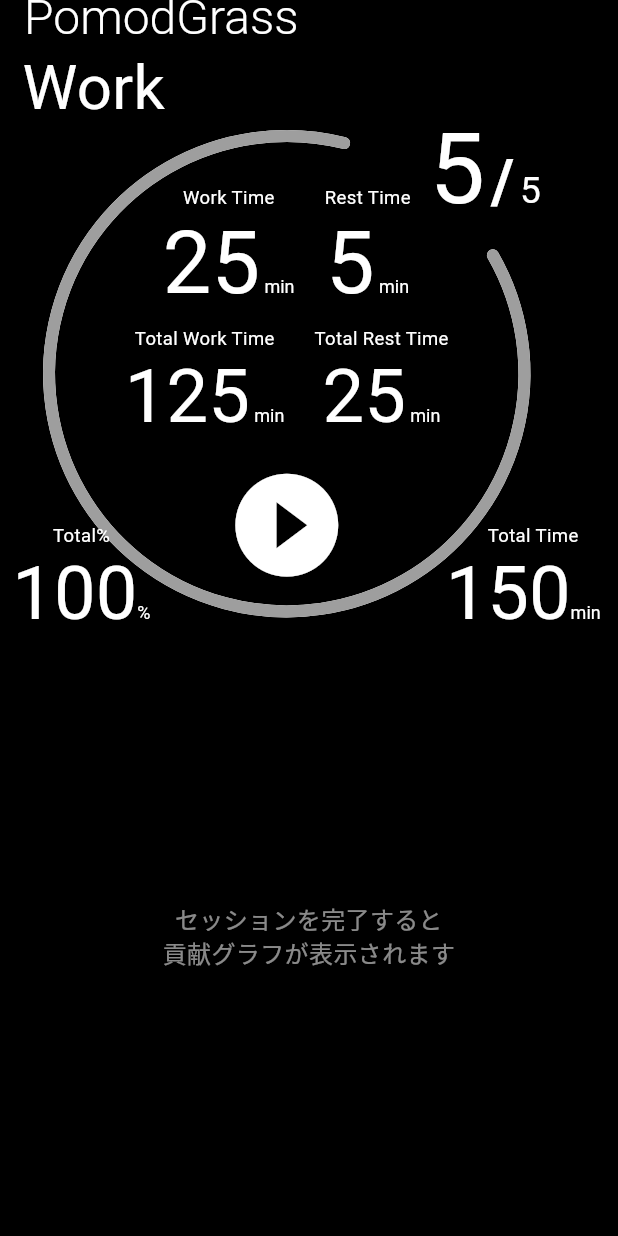
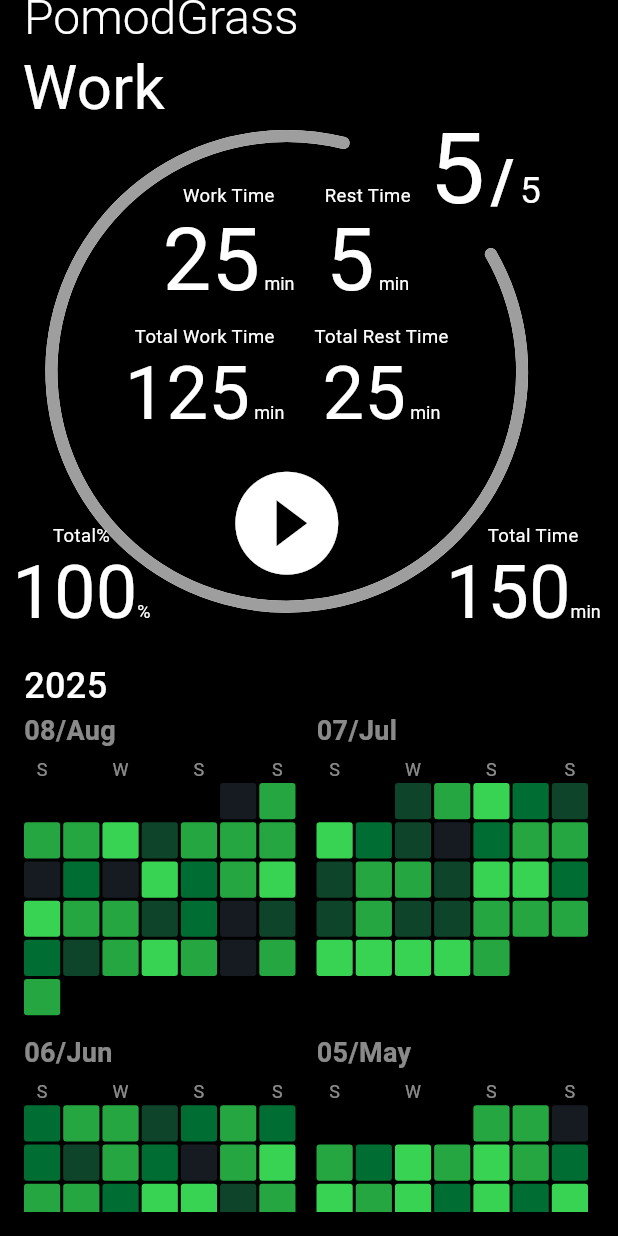
Before and after one commit to KoukiMori/pomodd_kusa, a Flutter app: the screen it shows after launch, on a phone screen of 412 x 824 dp. Run offline on Flutter 3.47's test engine with Material 3 defaults, Android fonts, the phone set to English and light mode, and no system bars; our stand-ins replace google_fonts, shared_preferences.

Commit message:
feat(contribution): 2列レイアウトとダミーデータ対応。月ラベルをMM/Monに変更し、レイアウト安定化（固定高さ・セル間隔調整）

```diff
--- a/lib/contribution_section.dart
+++ b/lib/contribution_section.dart
@@ -32,52 +32,21 @@
 
   @override
   Widget build(BuildContext context) {
-    // 初回プレイ日が設定されていない場合は空表示
-    if (_firstPlayDate == null) {
-      return Expanded(
-        flex: 1,
-        child: Container(
-          color: Colors.black,
-          child: Center(
-            child: Text(
-              'セッションを完了すると\n貢献グラフが表示されます',
-              textAlign: TextAlign.center,
-              style: GoogleFonts.roboto(color: Colors.white54, fontSize: 16),
-            ),
-          ),
-        ),
+    final DateTime today = DateTime.now();
+
+    // 表示する月の範囲（今月から過去5ヶ月＝計6ヶ月）
+    final List<DateTime> months = List<DateTime>.generate(
+      6,
+      (i) => DateTime(today.year, today.month - i, 1),
     );
-    }
 
-    final DateTime today = DateTime.now();
-    final DateTime startDate = _firstPlayDate!;
-
-    // 表示する月の範囲を決定（今月から過去12ヶ月）
-    final List<DateTime> months = [];
-    for (int i = 0; i < 12; i++) {
-      final DateTime month = DateTime(today.year, today.month - i, 1);
-      if (month.isBefore(startDate) ||
-          month.isAtSameMomentAs(
-            DateTime(startDate.year, startDate.month, 1),
-          )) {
-        break; // 起点月より前は表示しない
-      }
-      months.add(month);
-    }
-
-    // 起点月も含める
-    if (months.isEmpty ||
-        !months.any(
-          (m) => m.year == startDate.year && m.month == startDate.month,
-        )) {
-      months.add(DateTime(startDate.year, startDate.month, 1));
-    }
-
-    // 新しい順（今月が最初）にソート
-    months.sort((a, b) => b.compareTo(a));
+    // 実データが無い場合はダミーデータで表示
+    final Map<String, int> viewData = (_firstPlayDate == null || _data.isEmpty)
+        ? _buildDummyContributionData(months)
+        : _data;
 
     // 値の最大を求め、レベル分け（0..4）
-    final int maxVal = _data.values.fold<int>(0, (p, e) => math.max(p, e));
+    final int maxVal = viewData.values.fold<int>(0, (p, e) => math.max(p, e));
     int levelFor(int v) {
       if (v <= 0) return 0;
       if (maxVal <= 0) return 1;
@@ -103,11 +72,10 @@
       }
     }
 
-    return Expanded(
-      flex: 1,
-      child: Container(
+    return Container(
       color: Colors.black,
-        padding: const EdgeInsets.all(12),
+      padding: const EdgeInsets.all(16),
+      height: 400, // 固定高さを設定してレイアウトエラーを回避
       child: Column(
         crossAxisAlignment: CrossAxisAlignment.start,
         children: [
@@ -116,25 +84,43 @@
             '${today.year}',
             style: GoogleFonts.roboto(
               color: Colors.white,
-                fontSize: 16,
+              fontSize: 24,
               fontWeight: FontWeight.w500,
             ),
           ),
-            const SizedBox(height: 8),
-            // 月別カレンダーグリッド
+          // 月別カレンダーグリッド（2列配置）。
+          // 当月（左上）→1ヶ月前（右）→2ヶ月前（次段左）→3ヶ月前（次段右）…
           Expanded(
-              child: SingleChildScrollView(
-                scrollDirection: Axis.horizontal,
-                child: Row(
-                  crossAxisAlignment: CrossAxisAlignment.start,
+            child: LayoutBuilder(
+              builder: (context, constraints) {
+                const double cardGap = 10; // 月カード間の隙間
+                final double columnWidth = (constraints.maxWidth - cardGap) / 2;
+                return SingleChildScrollView(
+                  child: Wrap(
+                    spacing: cardGap,
+                    runSpacing: cardGap,
                     children: months.map((month) {
-                    return _buildMonthGrid(month, levelFor, colorFor);
+                      // 列幅に合わせて日セルサイズを算出（7列 + 6ギャップ + 余裕）
+                      const double dayGap = 2;
+                      final double cellSize =
+                          (columnWidth - (6 * dayGap) - 4) / 7;
+                      return SizedBox(
+                        width: columnWidth,
+                        child: _buildMonthGrid(
+                          month,
+                          levelFor,
+                          colorFor,
+                          viewData,
+                          cellSize,
+                        ),
+                      );
                     }).toList(),
                   ),
+                );
+              },
             ),
           ),
         ],
-        ),
       ),
     );
   }
@@ -144,10 +130,10 @@
     DateTime month,
     int Function(int) levelFor,
     Color Function(int) colorFor,
+    Map<String, int> viewData,
+    double cellSize,
   ) {
-    const double cellSize = 22;
-    const double gap = 2;
-    const double monthWidth = (cellSize + gap) * 7 + 16; // 7日分 + 余白
+    const double gap = 2; // 日セル間の隙間
 
     // 月の最初と最後
     final DateTime firstDay = DateTime(month.year, month.month, 1);
@@ -161,16 +147,17 @@
     final int totalDays = lastDay.day + firstWeekday;
     final int weeks = (totalDays / 7).ceil();
 
-    return Container(
-      width: monthWidth,
-      margin: const EdgeInsets.only(right: 16),
-      child: Column(
+    return Column(
       crossAxisAlignment: CrossAxisAlignment.start,
       children: [
-          // 月ラベル
+        // 月ラベル（MM/Mon 表記。例: 08/Aug, 09/Sep）
         Text(
-            _getMonthName(month.month),
-            style: GoogleFonts.roboto(color: Colors.white54, fontSize: 12),
+          _formatMonthLabel(month),
+          style: GoogleFonts.roboto(
+            color: Colors.white54,
+            fontSize: 18,
+            fontWeight: FontWeight.bold,
+          ),
         ),
         const SizedBox(height: 4),
         // 曜日ヘッダー（一部のみ表示）
@@ -178,22 +165,23 @@
           children: List.generate(7, (day) {
             final String label = _getWeekdayHeaderLabel(day);
             return Container(
-                width: cellSize + gap,
-                height: 12,
+              width: cellSize,
+              height: 14,
               alignment: Alignment.center,
+              margin: EdgeInsets.only(right: day == 6 ? 0 : gap),
               child: label.isNotEmpty
                   ? Text(
                       label,
                       style: GoogleFonts.roboto(
                         color: Colors.white54,
-                          fontSize: 8,
+                        fontSize: 12,
                       ),
                     )
                   : null,
             );
           }),
         ),
-          const SizedBox(height: 2),
+        const SizedBox(height: 4),
         // カレンダーグリッド
         Column(
           children: List.generate(weeks, (week) {
@@ -210,18 +198,18 @@
                     return Container(
                       width: cellSize,
                       height: cellSize,
-                        margin: EdgeInsets.only(right: gap),
+                      margin: EdgeInsets.only(right: day == 6 ? 0 : gap),
                     );
                   }
 
                   final String key = _dateKey(date);
-                    final int value = _data[key] ?? 0;
+                  final int value = viewData[key] ?? 0;
                   final int level = levelFor(value);
 
                   return Container(
                     width: cellSize,
                     height: cellSize,
-                      margin: EdgeInsets.only(right: gap),
+                    margin: EdgeInsets.only(right: day == 6 ? 0 : gap),
                     decoration: BoxDecoration(
                       color: colorFor(level),
                       borderRadius: BorderRadius.circular(2),
@@ -233,7 +221,6 @@
           }),
         ),
       ],
-      ),
     );
   }
 
@@ -266,8 +253,9 @@
     }
   }
 
-  // 月名を取得（英語略称）
-  String _getMonthName(int month) {
+  // 月ラベルを MM/Mon で返す（例: 08/Aug, 09/Sep）
+  String _formatMonthLabel(DateTime date) {
+    final String mm = date.month.toString().padLeft(2, '0');
     const List<String> months = [
       'Jan',
       'Feb',
@@ -282,6 +270,24 @@
       'Nov',
       'Dec',
     ];
-    return months[month - 1];
+    final String mon = months[date.month - 1];
+    return '$mm/$mon';
+  }
+
+  // ダミーのコントリビューションデータを生成
+  Map<String, int> _buildDummyContributionData(List<DateTime> months) {
+    final Map<String, int> map = <String, int>{};
+    // 固定シードで毎回同じ見た目
+    final math.Random rng = math.Random(42);
+    for (final m in months) {
+      final DateTime firstDay = DateTime(m.year, m.month, 1);
+      final DateTime lastDay = DateTime(m.year, m.month + 1, 0);
+      for (int d = 0; d < lastDay.day; d++) {
+        final DateTime date = firstDay.add(Duration(days: d));
+        final String key = _dateKey(date);
+        map[key] = rng.nextInt(11); // 0〜10
       }
     }
+    return map;
+  }
+}
--- a/lib/main.dart
+++ b/lib/main.dart
@@ -11,6 +11,6 @@
   // This widget is the root of your application.
   @override
   Widget build(BuildContext context) {
-    return MaterialApp(home: MainPage());
+    return MaterialApp(home: MainPage(), debugShowCheckedModeBanner: false);
   }
 }
--- a/lib/main_page.dart
+++ b/lib/main_page.dart
@@ -761,8 +761,8 @@
   Widget build(BuildContext context) {
     return Center(
       child: SizedBox(
-        width: radius * 2,
-        height: radius * 2,
+        width: radius * 1.98,
+        height: radius * 1.98,
         child: Stack(
           alignment: Alignment.center,
           children: [
```
Also changed, not shown: pubspec.lock, 1 other file. Lines whose indentation alone changed are shown as unchanged.
